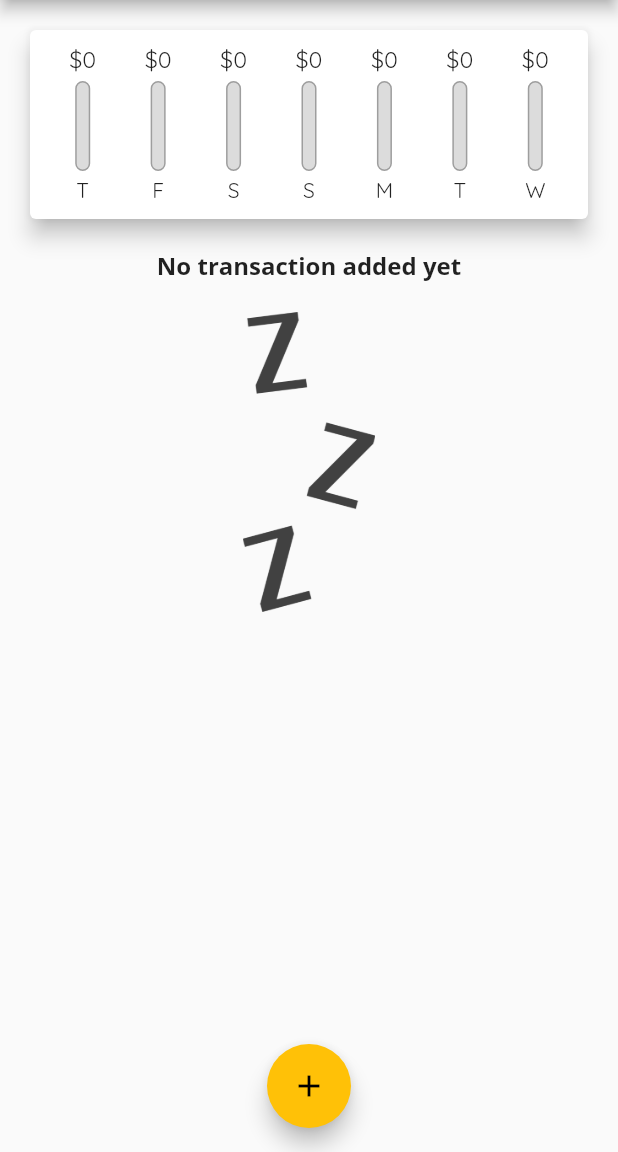
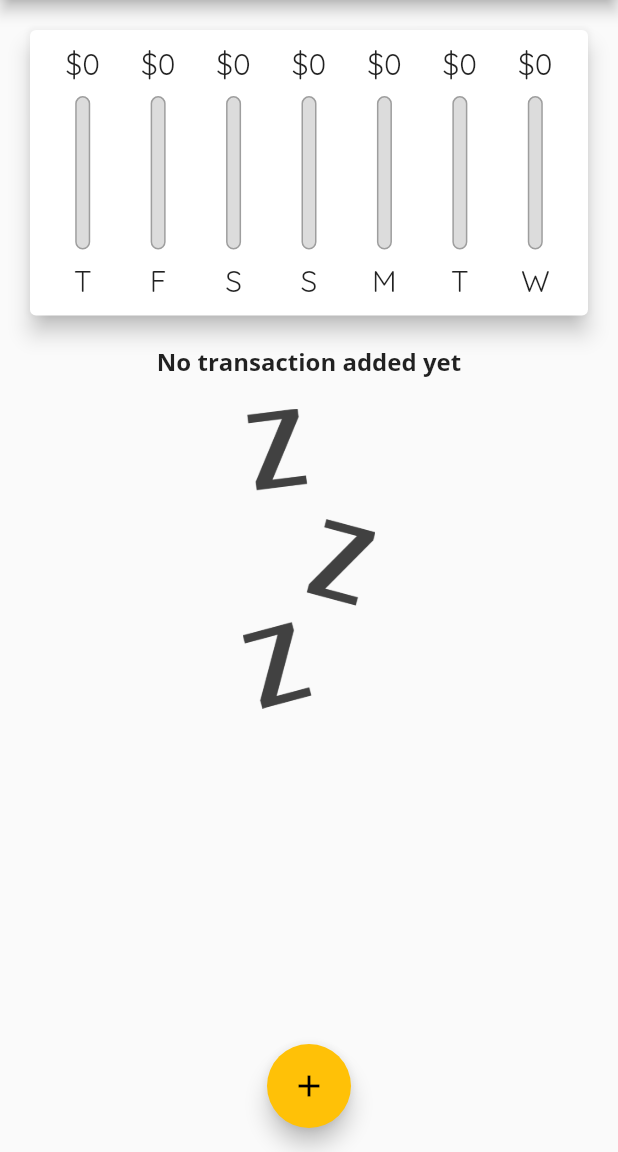
Before and after one commit to Abid-Hasan/fnd-personal-expenses, a Flutter app: the screen it shows after launch, on a phone screen of 412 x 824 dp, the part 84-1236 px from its top. Run offline on Flutter 3.47's test engine with Material 2 defaults, Android fonts, the phone set to English and light mode, and no system bars.

Commit message:
Make app responsive in portrait mode

```diff
--- a/lib/main.dart
+++ b/lib/main.dart
@@ -1,6 +1,7 @@
 // ignore_for_file: deprecated_member_use
 
 import 'package:flutter/material.dart';
+import 'package:flutter/services.dart';
 
 import './widgets/transaction_list.dart';
 import './widgets/chart.dart';
@@ -8,6 +9,12 @@ import './widgets/new_transaction.dart';
 import './models/transaction.dart';
 
 void main() {
+  WidgetsFlutterBinding
+      .ensureInitialized(); // Necessary to set preferred orientation
+  SystemChrome.setPreferredOrientations([
+    DeviceOrientation.portraitUp,
+    DeviceOrientation.portraitDown, // Both portrait mode allowed
+  ]);
   runApp(const MyApp());
 }
 
@@ -112,8 +119,7 @@ class _MyHomePageState extends State<MyHomePage> {
 
   @override
   Widget build(BuildContext context) {
-    return Scaffold(
-      appBar: AppBar(
+    final appBar = AppBar(
       title: Text(widget.title),
       actions: [
         IconButton(
@@ -123,12 +129,27 @@ class _MyHomePageState extends State<MyHomePage> {
           },
         )
       ],
-      ),
+    );
+
+    return Scaffold(
+      appBar: appBar,
       body: SingleChildScrollView(
         child: Column(
           children: [
-            Chart(_recentTransactions),
-            TransactionList(_userTransactions, _deleteTransaction),
+            Container(
+              height: (MediaQuery.of(context).size.height -
+                      appBar.preferredSize.height -
+                      MediaQuery.of(context).padding.top) *
+                  0.3,
+              child: Chart(_recentTransactions),
+            ),
+            Container(
+              height: (MediaQuery.of(context).size.height -
+                      appBar.preferredSize.height -
+                      MediaQuery.of(context).padding.top) *
+                  0.7,
+              child: TransactionList(_userTransactions, _deleteTransaction),
+            ),
           ],
         ),
       ),
--- a/lib/widgets/chart_bar.dart
+++ b/lib/widgets/chart_bar.dart
@@ -12,17 +12,18 @@ class ChartBar extends StatelessWidget {
 
   @override
   Widget build(BuildContext context) {
+    return LayoutBuilder(builder: (ctx, constraints) {
       return Column(
         children: [
           Container(
-          height: 20,
+            height: constraints.maxHeight * 0.15,
             child: FittedBox(
               child: Text("\$${spendingAmount.toStringAsFixed(0)}"),
             ),
           ),
-        SizedBox(height: 4),
+          SizedBox(height: constraints.maxHeight * 0.05),
           Container(
-          height: 60,
+            height: constraints.maxHeight * 0.6,
             width: 10,
             child: Stack(children: [
               Container(
@@ -46,9 +47,15 @@ class ChartBar extends StatelessWidget {
               ),
             ]),
           ),
-        SizedBox(height: 4),
-        Text(label),
+          SizedBox(height: constraints.maxHeight * 0.05),
+          Container(
+            height: constraints.maxHeight * 0.15,
+            child: FittedBox(
+              child: Text(label),
+            ),
+          ),
         ],
       );
+    });
   }
 }
--- a/lib/widgets/transaction_list.dart
+++ b/lib/widgets/transaction_list.dart
@@ -15,9 +15,7 @@ class TransactionList extends StatelessWidget {
 
   @override
   Widget build(BuildContext context) {
-    return Container(
-      height: 500,
-      child: userTransactions.isEmpty
+    return userTransactions.isEmpty
         ? Column(
             children: [
               Text(
@@ -82,7 +80,6 @@ class TransactionList extends StatelessWidget {
               );
             },
             itemCount: userTransactions.length,
-            ),
           );
   }
 }
```
Lines whose indentation alone changed are shown as unchanged.
